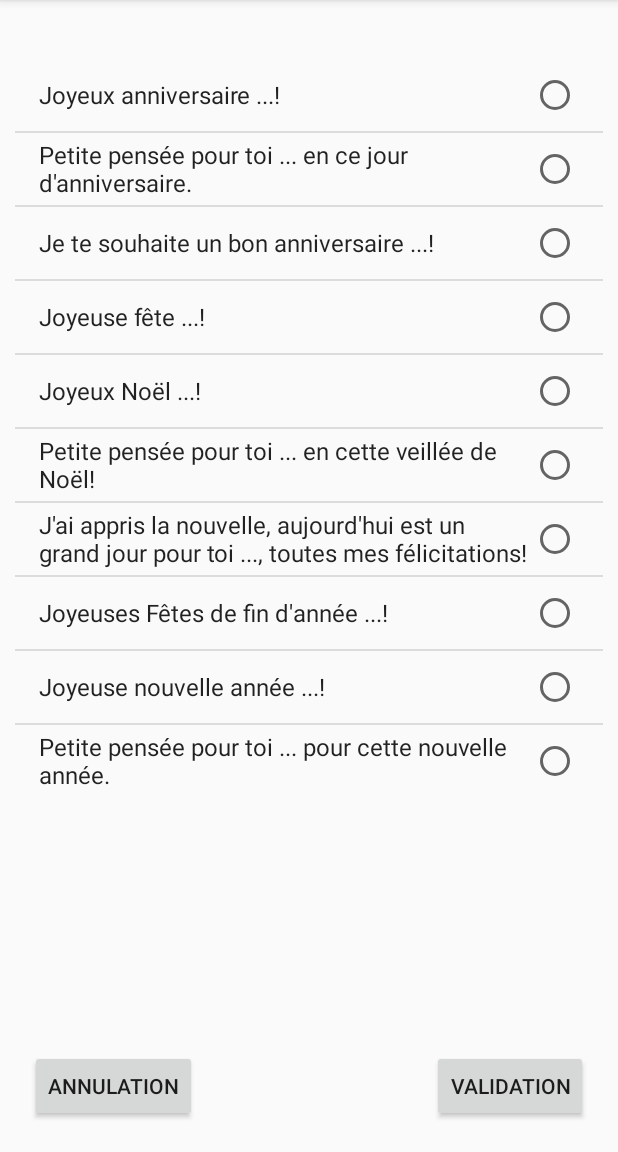
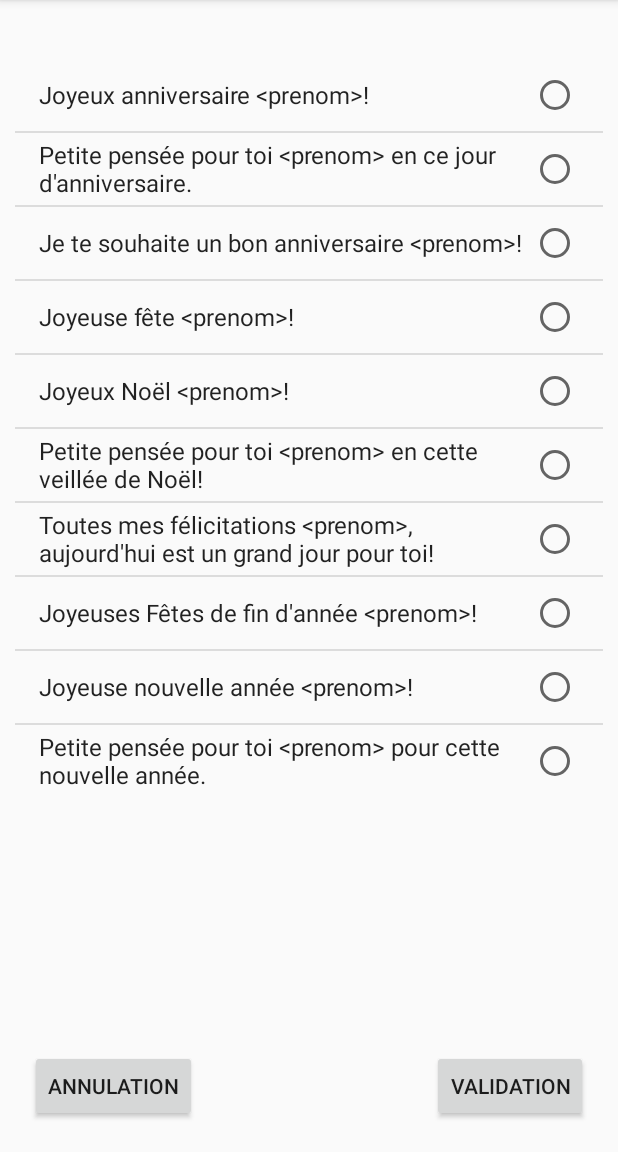
Before and after one commit to PichTic/ue236_groupe1_semaine2, an Android app: the SecondActivity screen opened directly, with no data from a screen before it, on a phone screen of 412 x 824 dp, the part 84-1236 px from its top. Run offline under Robolectric (Android 15) with nearby library versions, the phone set to English and light mode, and no system bars; 2 statements that could not run were skipped.

Commit message:
Changement dans l'affichage de la liste des phrases de "..." par <prenom>

```diff
--- a/app/src/main/res/values/strings.xml
+++ b/app/src/main/res/values/strings.xml
@@ -11,16 +11,16 @@
 
     <string-array name="phrases_voeux_vierge">//On va utiliser un string array afin de rentrer les
         phrases dans un array dans les fonctions
-        <item>Joyeux anniversaire ...!</item>
-        <item>Petite pensée pour toi ... en ce jour d\'anniversaire.</item>
-        <item>Je te souhaite un bon anniversaire ...!</item>
-        <item>Joyeuse fête ...!</item>
-        <item>Joyeux Noël ...!</item>
-        <item>Petite pensée pour toi ... en cette veillée de Noël!</item>
-        <item>J\'ai appris la nouvelle, aujourd\'hui est un  grand jour pour toi ..., toutes mes félicitations!</item>
-        <item>Joyeuses Fêtes de fin d\'année ...!</item>
-        <item>Joyeuse nouvelle année ...!</item>
-        <item>Petite pensée pour toi ... pour cette nouvelle année.</item>
+        <item>Joyeux anniversaire <i>&lt;prenom></i>!</item>
+        <item>Petite pensée pour toi <i>&lt;prenom></i> en ce jour d\'anniversaire.</item>
+        <item>Je te souhaite un bon anniversaire <b>&lt;prenom></b>!</item>
+        <item>Joyeuse fête <i>&lt;prenom></i>!</item>
+        <item>Joyeux Noël <i>&lt;prenom></i>!</item>
+        <item>Petite pensée pour toi <i>&lt;prenom></i> en cette veillée de Noël!</item>
+        <item>Toutes mes félicitations <i>&lt;prenom></i>, aujourd\'hui est un  grand jour pour toi!</item>
+        <item>Joyeuses Fêtes de fin d\'année <i>&lt;prenom></i>!</item>
+        <item>Joyeuse nouvelle année <i>&lt;prenom></i>!</item>
+        <item>Petite pensée pour toi <i>&lt;prenom></i> pour cette nouvelle année.</item>
     </string-array>
 
     <string-array name="phrases_voeux_a_remplir">//On va utiliser un string array afin de rentrer
@@ -32,7 +32,7 @@
         <item>Joyeuse fête %1$s!</item>
         <item>Joyeux Noël %1$s!</item>
         <item>Petite pensée pour toi %1$s en cette veillée de Noël!</item>
-        <item>J\'ai appris la nouvelle, aujourd\'hui est un  grand jour pour toi %1$s, toutes mes félicitations!</item>
+        <item>Toutes mes félicitations %1$s, aujourd\'hui est un  grand jour pour toi!</item>
         <item>Joyeuses Fêtes de fin d'année %1$s!</item>
         <item>Joyeuse nouvelle année %1$s!</item>
         <item>Petite pensée pour toi %1$s pour cette nouvelle année.</item>
```
